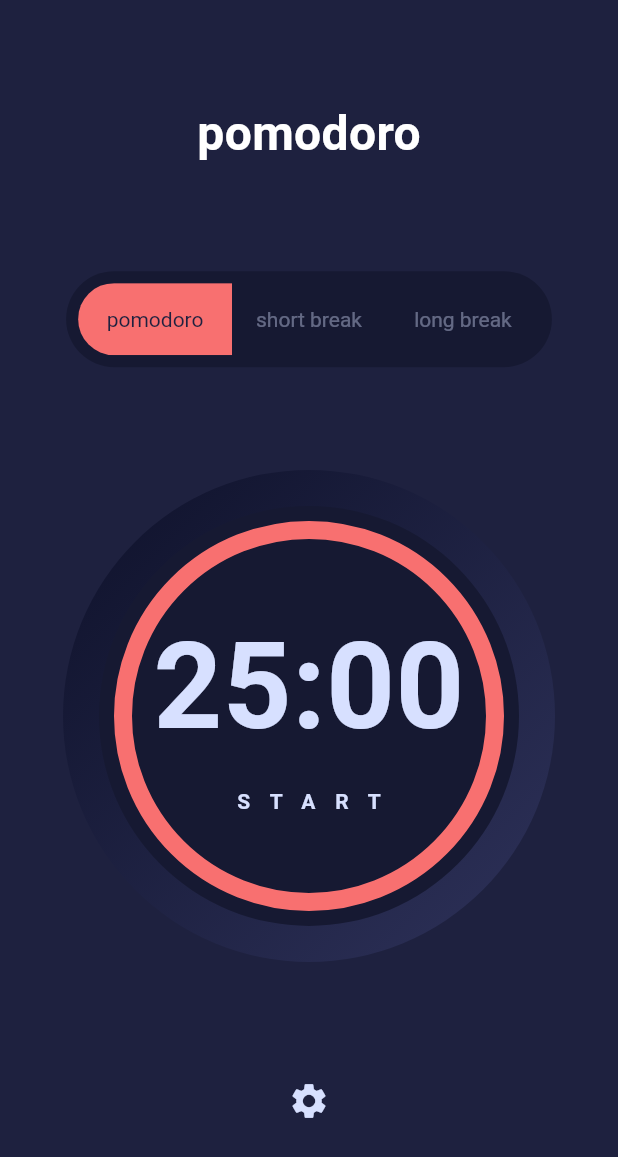
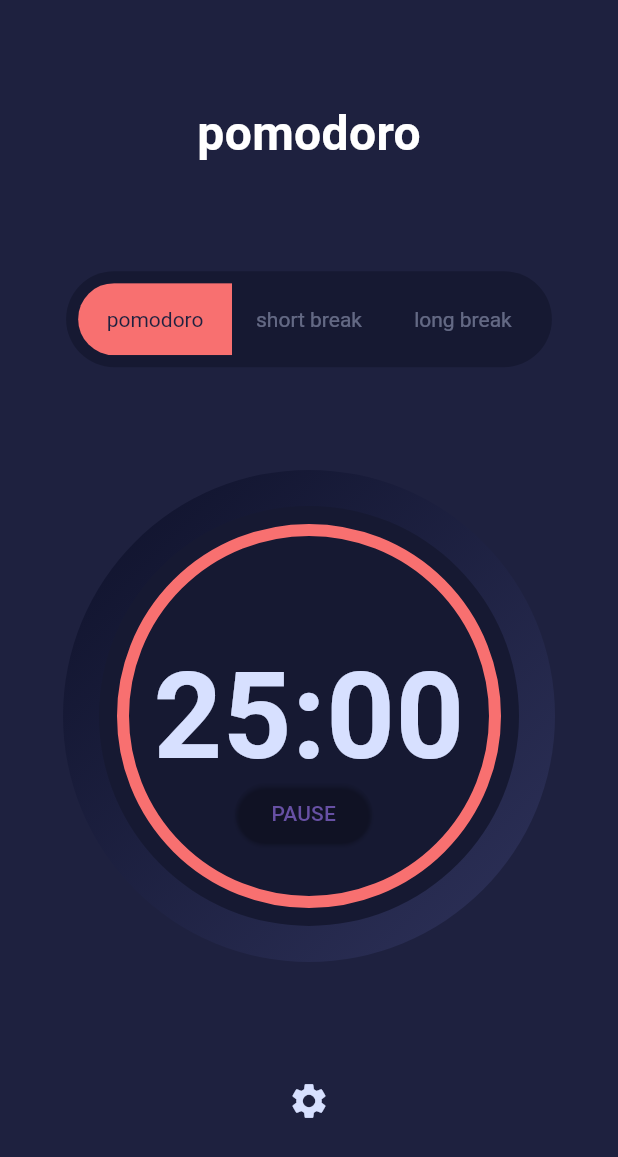
Before and after one commit to asvirts/pomodoro, a Flutter app: the screen it shows after launch, on a phone screen of 412 x 824 dp. Shown: the top 1157 px of the screen. Run offline on Flutter 3.47's test engine with Material 3 defaults, Android fonts, the phone set to English and light mode, and no system bars; drawn by our look-alikes of circular_countdown_timer, timer_count_down; our stand-ins replace custom_radio_grouped_button, flutter_riverpod, google_fonts, group_button, riverpod_annotation; generated files the repository leaves out were written again.

Commit message:
working on timer

```diff
--- a/lib/providers/progress_provider.dart
+++ b/lib/providers/progress_provider.dart
@@ -9,6 +9,25 @@ part 'progress_provider.g.dart';
 Modes currentMode(ref) {
   final mode = ref.watch(modeNotifierProvider);
   return mode;
+}
+
+@riverpod
+class TimerTextNotifier extends _$TimerTextNotifier {
+  @override
+  Set<String> build() {
+    return const {"PAUSE"};
+  }
+
+  void swapTimer() {
+    switch (state.first) {
+      case "START":
+        state = {"PAUSE"};
+        break;
+      case "PAUSE":
+        state = {"START"};
+        break;
+    }
+  }
 }
 
 @riverpod
--- a/lib/providers/settings_provider.dart
+++ b/lib/providers/settings_provider.dart
@@ -90,7 +90,6 @@ class SettingsNotifier extends _$SettingsNotifier {
     final fetch = ref.watch(settingsUpdateNotifierProvider);
     Settings stg = Settings(fetch.first.time, fetch.first.font,
         fetch.first.mode, fetch.first.colors);
-
 
     settings = stg;
     state = {stg};
--- a/lib/widgets/countdown.dart
+++ /dev/null
@@ -1,87 +0,0 @@
-import 'package:flutter/material.dart';
-import 'package:flutter_riverpod/flutter_riverpod.dart';
-import 'package:google_fonts/google_fonts.dart';
-import 'package:pomodoro/providers/modes_provider.dart';
-import 'package:pomodoro/providers/progress_provider.dart';
-import 'package:pomodoro/providers/settings_provider.dart';
-import 'package:timer_count_down/timer_controller.dart';
-import 'package:timer_count_down/timer_count_down.dart';
-
-class PomodoroCountdown extends ConsumerStatefulWidget {
-  const PomodoroCountdown({super.key});
-
-  @override
-  _PomodoroCountdownState createState() => _PomodoroCountdownState();
-}
-
-class _PomodoroCountdownState extends ConsumerState<PomodoroCountdown> {
-  final CountdownController _controller = CountdownController(autoStart: false);
-
-  @override
-  Widget build(BuildContext context) {
-    final timer = ref.watch(timerNotifierProvider);
-    final started = ref.watch(timerStartedNotifierProvider);
-    final modeSwitched = ref.watch(modeNotifierProvider);
-
-    int _timer = timer.first;
-
-    String _timerText = started.first ? "PAUSE" : "START";
-    started.first ? _controller.start() : _controller.pause();
-
-    switch (modeSwitched.first) {
-      case Modes.pomodoro:
-        _timer = ref.watch(pomodoroTimerNotifierProvider.notifier).getValue();
-        break;
-      case Modes.shortBreak:
-        _timer = ref.watch(shortBreakTimerNotifierProvider.notifier).getValue();
-        break;
-      case Modes.longBreak:
-        _timer = ref.watch(longBreakTimerNotifierProvider.notifier).getValue();
-        break;
-    }
-
-    formattedTime({required int timeInSecond}) {
-      int sec = timeInSecond % 60;
-      int min = (timeInSecond / 60).floor();
-      String minute = min.toString().length <= 1 ? "$min" : "$min";
-      String second = sec.toString().length <= 1 ? "0$sec" : "$sec";
-      return "$minute:$second";
-    }
-
-    return Column(
-      mainAxisAlignment: MainAxisAlignment.center,
-      mainAxisSize: MainAxisSize.min,
-      children: [
-        Countdown(
-          controller: _controller,
-          seconds: _timer * 60,
-          build: (BuildContext context, double time) => Text(
-            formattedTime(timeInSecond: time.round()),
-            style: GoogleFonts.kumbhSans(
-                fontSize: 80,
-                color: Theme.of(context).canvasColor,
-                fontWeight: FontWeight.bold),
-          ),
-          interval: const Duration(seconds: 1),
-        ),
-        ElevatedButton(
-            style: const ButtonStyle(
-                visualDensity: VisualDensity.compact,
-                backgroundColor: WidgetStateColor.transparent,
-                foregroundColor: WidgetStateColor.transparent,
-                shadowColor: WidgetStateColor.transparent),
-            onPressed: () =>
-                ref.watch(timerStartedNotifierProvider.notifier).swapTimer(),
-            child: Text(
-              _timerText,
-              style: const TextStyle(
-                color: Color.fromRGBO(215, 224, 255, 1),
-                fontSize: 14,
-                fontWeight: FontWeight.bold,
-                letterSpacing: 13.13,
-              ),
-            )),
-      ],
-    );
-  }
-}
--- a/lib/widgets/progress_indicator.dart
+++ b/lib/widgets/progress_indicator.dart
@@ -1,8 +1,9 @@
+import 'package:circular_countdown_timer/circular_countdown_timer.dart';
 import 'package:flutter/material.dart';
 import 'package:flutter_riverpod/flutter_riverpod.dart';
+import 'package:google_fonts/google_fonts.dart';
 import 'package:pomodoro/providers/progress_provider.dart';
 import 'package:pomodoro/providers/settings_provider.dart';
-import 'package:pomodoro/widgets/countdown.dart';
 
 class ProgressIndicatorWidget extends ConsumerStatefulWidget {
   const ProgressIndicatorWidget({super.key});
@@ -13,35 +14,16 @@ class ProgressIndicatorWidget extends ConsumerStatefulWidget {
 }
 
 class _ProgressIndicatorWidgetState
-    extends ConsumerState<ProgressIndicatorWidget>
-    with TickerProviderStateMixin {
-  late AnimationController controller;
-
-  @override
-  void initState() {
-    final currentDuration = ref.read(timerNotifierProvider);
-
-    controller = AnimationController(
-      vsync: this,
-      duration: Duration(seconds: currentDuration.first),
-    );
-
-    super.initState();
-  }
-
-  @override
-  void dispose() {
-    controller.dispose();
-    super.dispose();
-  }
-
+    extends ConsumerState<ProgressIndicatorWidget> {
   @override
   Widget build(BuildContext context) {
     final currentSettings = ref.watch(settingsNotifierProvider);
     final currentColor = ref.watch(colorsNotifierProvider);
     final currentDuration = ref.watch(timerNotifierProvider);
+    final timerStarted = ref.watch(timerStartedNotifierProvider);
+    final timerText = ref.watch(timerTextNotifierProvider);
 
-    controller.duration = Duration(seconds: currentDuration.first);
+    final CountDownController controller = CountDownController();
 
     return Container(
       padding: const EdgeInsets.all(24),
@@ -66,20 +48,43 @@ class _ProgressIndicatorWidgetState
           child: Stack(
             children: <Widget>[
               Center(
-                child: SizedBox(
-                  width: 248,
-                  height: 248,
-                  child: CircularProgressIndicator(
-                    valueColor: AlwaysStoppedAnimation<Color>(
-                        Theme.of(context).primaryColor),
-                    strokeWidth: 12,
+                child: Column(children: [
+                  CircularCountDownTimer(
+                    controller: controller,
+                    width: 248,
+                    height: 248,
+                    duration: currentDuration.first * 60,
+                    isReverseAnimation: true,
+                    isReverse: true,
                     strokeCap: StrokeCap.round,
-                    value: currentDuration.first.toDouble(),
-                    semanticsLabel: 'Time remaining in current pomodoro',
+                    strokeWidth: 8,
+                    fillColor: Theme.of(context).primaryColor,
+                    ringColor: Colors.transparent,
+                    textStyle: GoogleFonts.kumbhSans(
+                        fontSize: 80,
+                        color: Theme.of(context).canvasColor,
+                        fontWeight: FontWeight.bold),
                   ),
-                ),
+                ]),
               ),
-              Center(child: PomodoroCountdown()),
+              Positioned(
+                top: 165,
+                left: 75,
+                child: ElevatedButton(
+                    style: const ButtonStyle(
+                      backgroundColor: WidgetStateColor.transparent,
+                    ),
+                    onPressed: () => {
+                          if (controller.isPaused)
+                            {controller.resume()}
+                          else
+                            {controller.pause()},
+                          ref
+                              .watch(timerTextNotifierProvider.notifier)
+                              .swapTimer()
+                        },
+                    child: Text(timerText.first)),
+              )
             ],
           ),
         ),
--- a/pubspec.yaml
+++ b/pubspec.yaml
@@ -34,6 +34,7 @@ dependencies:
   timer_count_down: ^2.2.0
   group_button: ^5.3.4
   custom_radio_grouped_button: any
+  circular_countdown_timer: ^0.2.3
 
   # The following adds the Cupertino Icons font to your application.
   # Use with the CupertinoIcons class for iOS style icons.
```
Also changed, not shown: lib/providers/progress_provider.g.dart, pubspec.lock.
